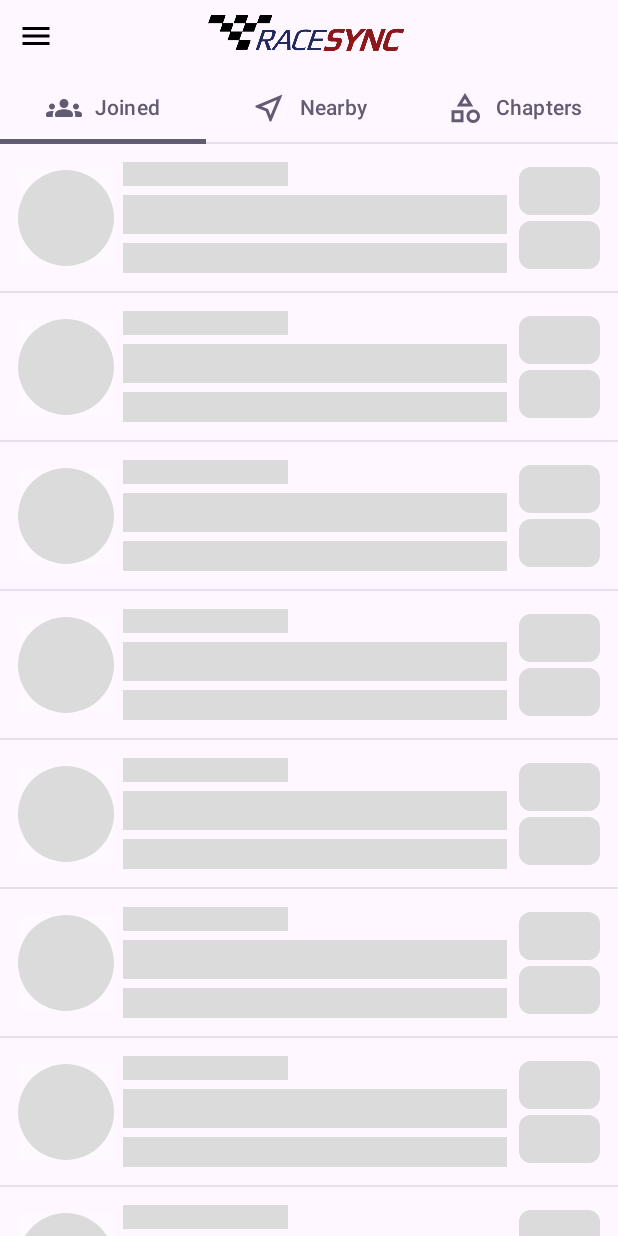
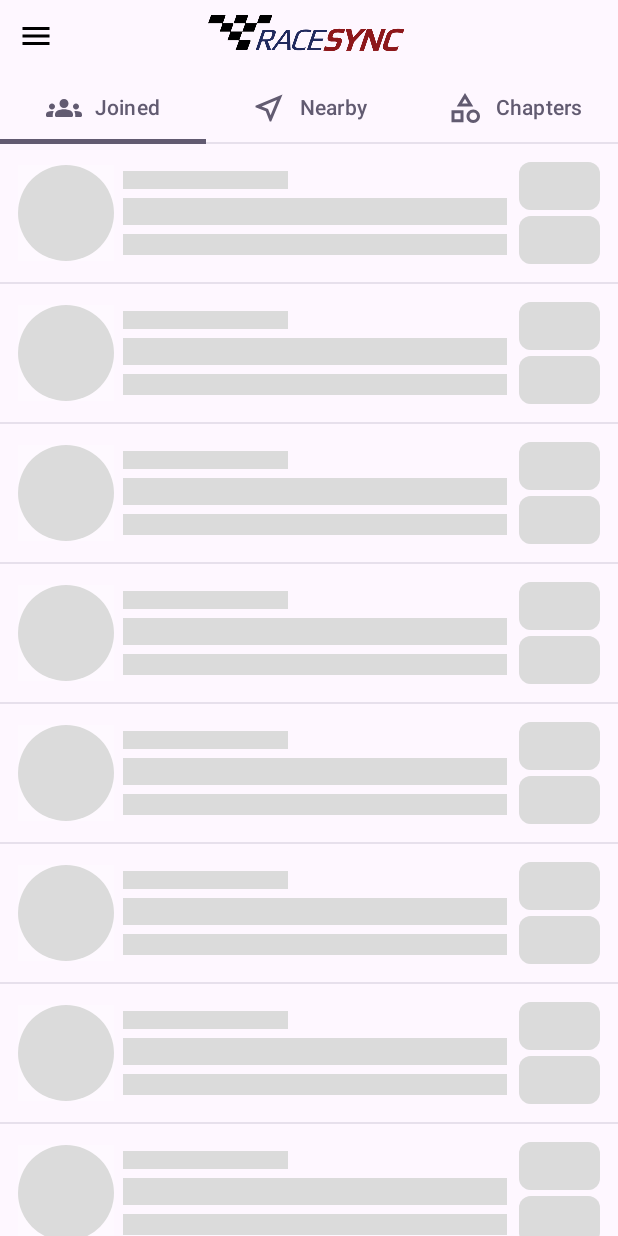
Before and after one commit to MultiGP/RaceSync-Android, an Android app built with Jetpack Compose: the HomeScreen screen opened through its navigation route, on a phone screen of 412 x 824 dp. Run offline under Robolectric (Android 15) with nearby library versions, the light colour scheme and no system bars; our stand-ins replace Dagger/Hilt's generated code, Shimmer, accompanist; 1 statement that could not run was skipped.

Commit message:
Minor UI enhancements.

```diff
--- a/app/src/main/java/com/multigp/racesync/composables/cells/ChapterLoadingCell.kt
+++ b/app/src/main/java/com/multigp/racesync/composables/cells/ChapterLoadingCell.kt
@@ -38,9 +38,9 @@ fun ChapterLoadingCell(
             ComponentCircle(modifier.size(64.dp))
             Spacer(modifier = modifier.padding(start = 6.dp))
             Column(modifier = modifier.weight(1.0f)) {
-                ComponentRectangleLineLong(modifier.height(16.dp).width(110.dp))
-                ComponentRectangleLineLong(modifier.height(32.dp).padding(top = 6.dp))
-                ComponentRectangleLineLong(modifier.height(26.dp).padding(top = 6.dp))
+                ComponentRectangleLineLong(modifier.height(12.dp).width(110.dp))
+                ComponentRectangleLineLong(modifier.height(24.dp).padding(top = 6.dp))
+                ComponentRectangleLineLong(modifier.height(20.dp).padding(top = 6.dp))
             }
             Column(Modifier.padding(start = 8.dp)) {
                 ComponentRectangle(modifier.size(width = 54.dp, height = 32.dp))
--- a/data/src/main/java/com/multigp/racesync/data/repository/ChaptersRepositoryImpl.kt
+++ b/data/src/main/java/com/multigp/racesync/data/repository/ChaptersRepositoryImpl.kt
@@ -40,7 +40,7 @@ class ChaptersRepositoryImpl(
 
     override suspend fun fetchChapters(radius: Double): Flow<Result<BaseResponse<List<Chapter>>>> {
         return flow {
-            val location = locationClient.lastLocation.await()
+            val location = locationClient.lastLocation.await() ?: throw Exception("Unable to get your location.\nPlease check if your location service is ON and then try again.")
             val chaptersRequest = ChaptersRequest(
                 joined = null,
                 nearBy = NearbyChapters(location.latitude, location.longitude, radius)
```
Also changed, not shown: app/src/main/java/com/multigp/racesync/composables/cells/ChapterCell.kt (+5 -5 lines).
